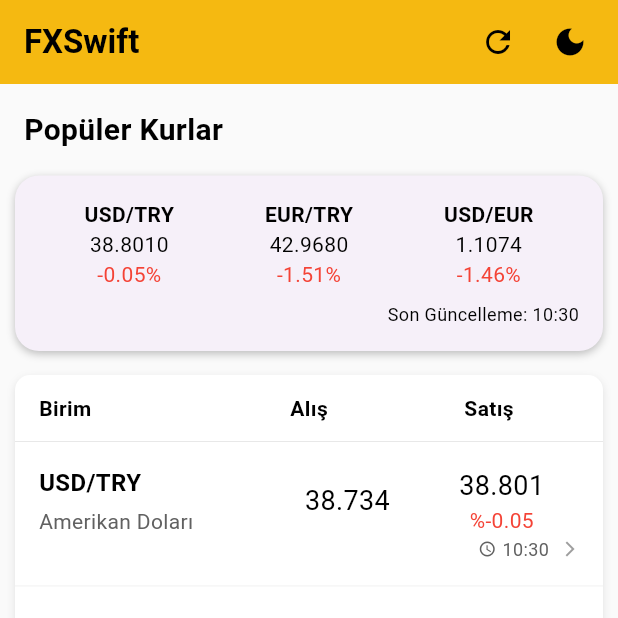
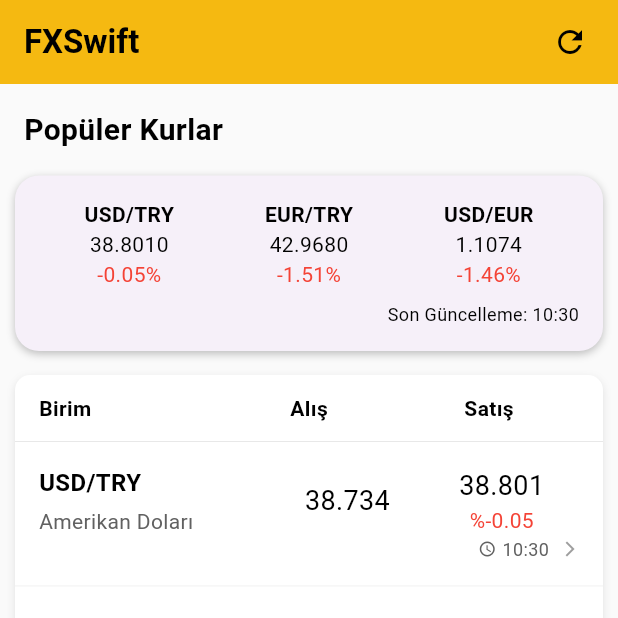
Before and after one commit to TarikKaravar/FXSwift, a Flutter app: the screen it shows after launch, on a phone screen of 412 x 824 dp, the top half of it. Run offline on Flutter 3.47's test engine with Material 3 defaults, Android fonts, the phone set to English and light mode, and no system bars; our stand-ins replace fl_chart, go_router, lottie, shared_preferences; network calls fail.

Commit message:
Home screen ve language screen düzenlendi

```diff
--- a/lib/screens/home_screen.dart
+++ b/lib/screens/home_screen.dart
@@ -88,15 +88,6 @@ class _HomeScreenState extends State<HomeScreen> {
                   color: isDark ? Colors.white : Colors.black,
                 ),
                 onPressed: fetchData,
-              ),
-              IconButton(
-                icon: Icon(
-                  isDark ? Icons.light_mode : Icons.dark_mode,
-                  color: isDark ? Colors.white : const Color.fromARGB(255, 0, 0, 0),
-                ),
-                onPressed: () {
-                  themeProvider.toggleTheme(!isDark);
-                },
               ),
               const SizedBox(width: 8),
             ],
--- a/lib/screens/language_screen.dart
+++ b/lib/screens/language_screen.dart
@@ -19,7 +19,6 @@ class _LanguageScreenState extends State<LanguageScreen> with TickerProviderStat
     {'name': 'Türkçe', 'code': 'TR', 'flag': '🇹🇷'},
     {'name': 'İngilizce', 'code': 'EN', 'flag': '🇺🇸'},
     {'name': 'Almanca', 'code': 'DE', 'flag': '🇩🇪'},
-    {'name': 'Arapça', 'code': 'AR', 'flag': '🇸🇦'},
   ];
 
   @override
```
